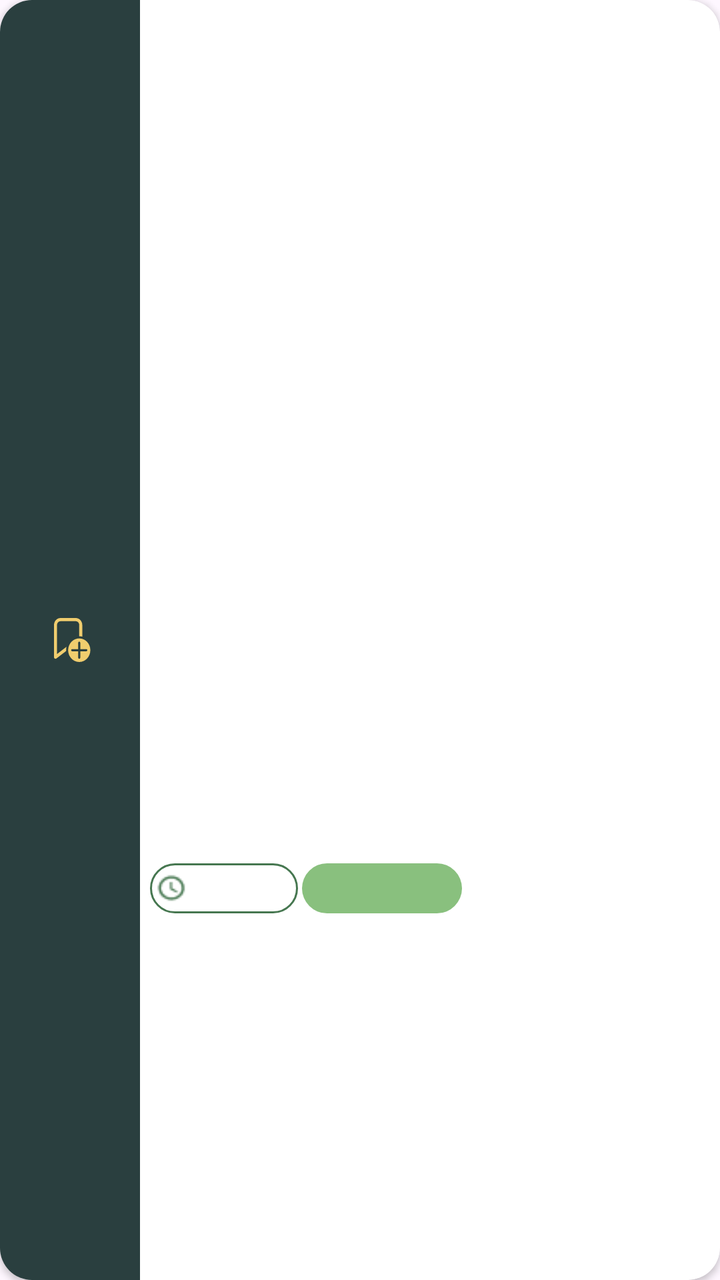
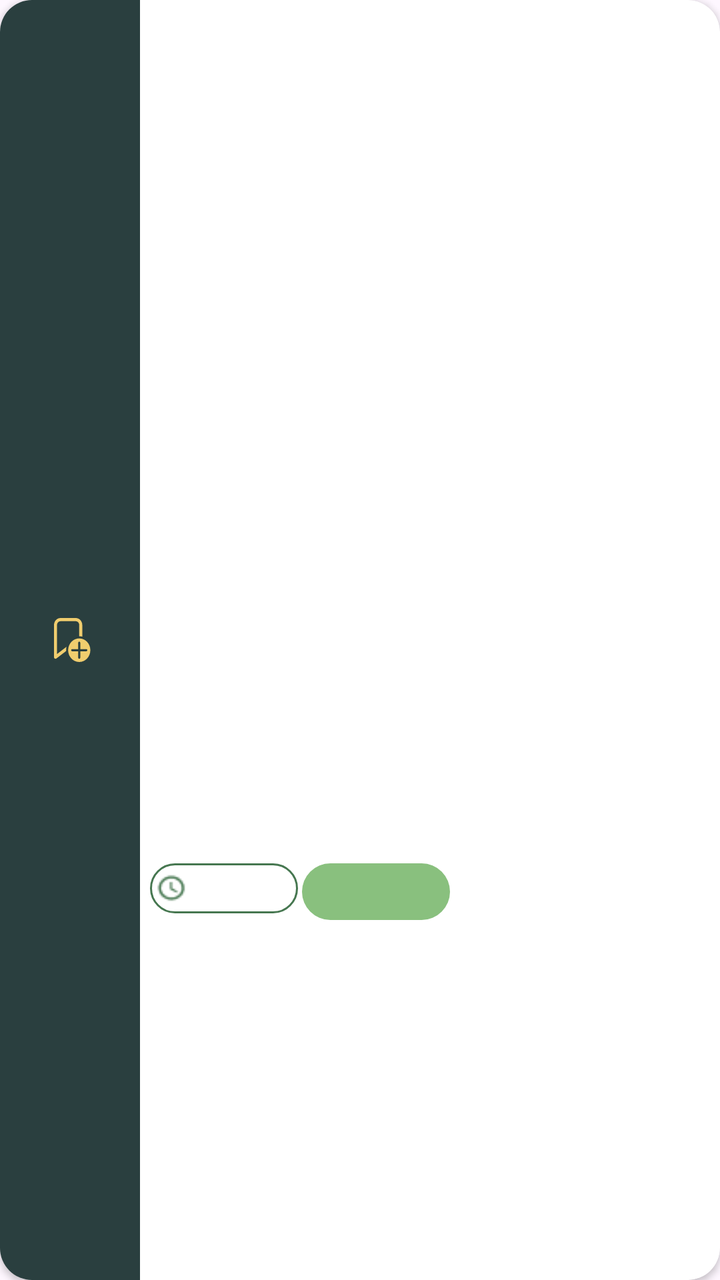

Screens rendered from an Android XML layout before and after an edit, with the pre-edit source and the edit as a unified diff.
<!-- AndroidManifest.xml: application theme Theme.SortItJSON -->
<!-- res/layout/item_choicedesign.xml -->
<com.google.android.material.card.MaterialCardView
    xmlns:android="http://schemas.android.com/apk/res/android"
    xmlns:app="http://schemas.android.com/apk/res-auto"
    android:layout_width="match_parent"
    android:layout_height="120dp"
    android:layout_margin="5dp"
    app:cardCornerRadius="16dp"
    app:cardElevation="2dp"
    app:strokeWidth="0dp"
    android:backgroundTint="@android:color/white">

    <LinearLayout
        android:layout_width="match_parent"
        android:layout_height="match_parent"
        android:orientation="horizontal">

        
        <LinearLayout
            android:layout_width="70dp"
            android:layout_height="match_parent"
            android:background="#2A3F3F"
            android:gravity="center_vertical">

                <ImageButton
                    android:id="@+id/bookmark"
                    android:layout_width="wrap_content"
                    android:layout_height="wrap_content"
                    android:layout_marginLeft="27dp"
                    android:paddingRight="22dp"
                    android:paddingTop="48dp"
                    android:paddingBottom="48dp"
                    android:src="@drawable/notbookmark"
                    android:background="@android:color/transparent"
                    android:contentDescription="Bookmark" />

        </LinearLayout>

        
        <LinearLayout
            android:layout_width="0dp"
            android:layout_height="match_parent"
            android:layout_weight="2.5"
            android:orientation="vertical">

            <TextView
                android:id="@+id/title"
                android:layout_width="match_parent"
                android:layout_height="0dp"
                android:layout_weight="2"
                android:fontFamily="@font/montserrat_bold"
                android:gravity="center_vertical"
                android:padding="12dp"
                android:textColor="#467750"
                android:textSize="14sp" />

            <LinearLayout
                android:layout_width="match_parent"
                android:layout_height="0dp"
                android:layout_weight="1"
                android:orientation="horizontal">

                <LinearLayout
                    android:layout_width="wrap_content"
                    android:layout_height="wrap_content"
                    android:orientation="horizontal"
                    android:gravity="center_vertical"
                    android:background="@drawable/time_bg"
                    android:layout_marginLeft="5dp"
                    android:layout_marginBottom="5dp"
                    android:layout_marginTop="5dp"
                    android:padding="3dp">

                    <ImageView
                        android:layout_width="16dp"
                        android:layout_height="16dp"
                        android:src="@drawable/clock"
                        android:contentDescription="Clock Icon"
                        android:layout_marginEnd="4dp" />

                    <TextView
                        android:id="@+id/time"
                        android:layout_width="wrap_content"
                        android:layout_height="wrap_content"
                        android:textColor="#000000"
                        android:textSize="12sp"
                        android:fontFamily="@font/montserrat_semibold" />

                </LinearLayout>

                <LinearLayout
                    android:layout_width="80dp"
                    android:layout_height="wrap_content"
                    android:background="@drawable/difficulty_easy_bg"
                    android:layout_marginLeft="2dp"
                    android:layout_marginBottom="5dp"
                    android:layout_marginTop="5dp">

                    <TextView
                        android:id="@+id/difficulty"
                        android:layout_width="wrap_content"
                        android:layout_height="match_parent"
                        android:layout_weight="1"
                        android:padding="3dp"
                        android:gravity="center_horizontal"
                        android:textColor="#FFFFFF"
                        android:textSize="12sp"
                        android:fontFamily="@font/montserrat_semibold" />
                </LinearLayout>

            </LinearLayout>

        </LinearLayout>

        
        <ImageView
            android:id="@+id/image"
            android:layout_width="69dp"
            android:layout_height="match_parent"
            android:layout_weight="0.2"
            android:scaleType="centerCrop" />

    </LinearLayout>

</com.google.android.material.card.MaterialCardView>
<!-- resources referenced by this layout -->
<resources>
  <!-- drawable clock: png bitmap (drawable, 581 bytes) -->
  <!-- drawable difficulty_easy_bg (drawable) -->
  <?xml version="1.0" encoding="utf-8"?>
  <layer-list xmlns:android="http://schemas.android.com/apk/res/android">
  
      
      <item>
          <shape android:shape="rectangle">
  
              <solid android:color="#89C07E"/>
  
              
              <size android:height="25dp"/>
              <size android:width="74dp"/>
  
              <corners
                  android:topLeftRadius="50dp"
                  android:topRightRadius="50dp"
                  android:bottomLeftRadius="50dp"
                  android:bottomRightRadius="50dp"/>
  
          </shape>
      </item>
  
  </layer-list>
  <!-- drawable notbookmark (drawable) -->
  <vector xmlns:android="http://schemas.android.com/apk/res/android"
      android:width="19dp"
      android:height="22dp"
      android:viewportWidth="23"
      android:viewportHeight="25">
    <path
        android:pathData="M3.972,0C1.782,0 0,1.778 0,3.963V22.256C0,22.599 0.193,22.915 0.499,23.071C0.805,23.227 1.173,23.199 1.453,22.998L7.357,18.756C7.348,18.602 7.333,18.449 7.333,18.293C7.333,17.617 7.429,16.963 7.589,16.336L1.833,20.471V3.963C1.833,2.787 2.793,1.829 3.972,1.829H13.139C14.318,1.829 15.278,2.787 15.278,3.963V10.366C15.91,10.366 16.521,10.448 17.111,10.587V3.963C17.111,1.778 15.329,0 13.139,0H3.972ZM15.278,11.585C11.565,11.585 8.556,14.588 8.556,18.293C8.556,21.997 11.565,25 15.278,25C18.99,25 22,21.997 22,18.293C22,14.588 18.99,11.585 15.278,11.585ZM15.278,13.415C15.615,13.415 15.889,13.688 15.889,14.024V17.683H19.556C19.893,17.683 20.167,17.956 20.167,18.293C20.167,18.629 19.893,18.902 19.556,18.902H15.889V22.561C15.889,22.898 15.615,23.171 15.278,23.171C14.94,23.171 14.667,22.898 14.667,22.561V18.902H11C10.663,18.902 10.389,18.629 10.389,18.293C10.389,17.956 10.663,17.683 11,17.683H14.667V14.024C14.667,13.688 14.94,13.415 15.278,13.415Z"
        android:fillColor="#F0CD6E"/>
  </vector>
  <!-- drawable time_bg (drawable) -->
  <?xml version="1.0" encoding="utf-8"?>
  <layer-list xmlns:android="http://schemas.android.com/apk/res/android">
  
      
      <item>
          <shape android:shape="rectangle">
  
              <solid android:color="#FFFFFF"/>
  
              
              <stroke
                  android:width="1dp"
                  android:color="#467750"/>
  
              
              <size android:height="25dp"/>
              <size android:width="74dp"/>
  
              <corners
                  android:topLeftRadius="50dp"
                  android:topRightRadius="50dp"
                  android:bottomLeftRadius="50dp"
                  android:bottomRightRadius="50dp"/>
  
          </shape>
      </item>
  
  </layer-list>
  <style name="Theme.SortItJSON" parent="Base.Theme.SortItJSON" />
  <style name="Base.Theme.SortItJSON" parent="Theme.Material3.DayNight.NoActionBar">
          
          <item name="colorPrimary">@color/darkgreen</item>
      </style>
  <color name="darkgreen">#467750</color>
</resources>

<!-- the commit's change to res/layout/item_choicedesign.xml (unified diff, before → after) -->
@@ -88,12 +88,13 @@
                 </LinearLayout>
 
                 <LinearLayout
-                    android:layout_width="80dp"
+                    android:layout_width="wrap_content"
                     android:layout_height="wrap_content"
                     android:background="@drawable/difficulty_easy_bg"
                     android:layout_marginLeft="2dp"
                     android:layout_marginBottom="5dp"
-                    android:layout_marginTop="5dp">
+                    android:layout_marginTop="5dp"
+                    android:padding="3dp">
 
                     <TextView
                         android:id="@+id/difficulty"
